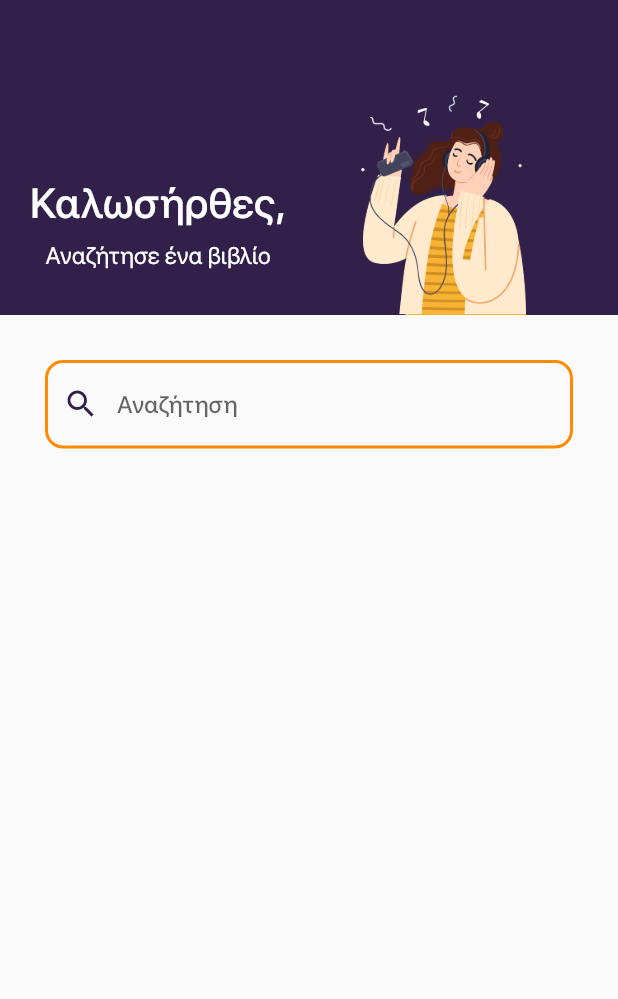
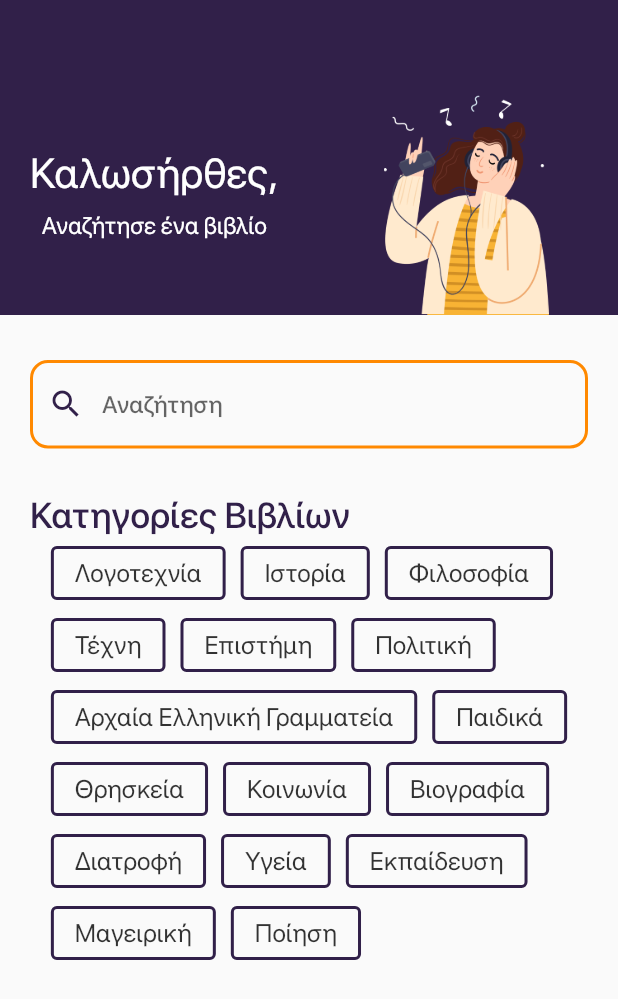
Before and after one commit to Stellapist/audioblink, a Flutter app: the screen it shows after launch, on a phone screen of 412 x 824 dp. Shown: the top 999 px of the screen. Run offline on Flutter 3.47's test engine with Material 2 defaults, Android fonts, the phone set to English and light mode, and no system bars.

Commit message:
added categories

```diff
--- a/lib/main.dart
+++ b/lib/main.dart
@@ -7,6 +7,50 @@ import 'package:flutter/widgets.dart';
 
 void main() {
   runApp(MyApp());
+}
+
+List<OutlinedButton> getCategories() {
+  List<String> categories = [
+    'Λογοτεχνία',
+    'Ιστορία',
+    'Φιλοσοφία',
+    'Τέχνη',
+    'Επιστήμη',
+    'Πολιτική',
+    'Αρχαία Ελληνική Γραμματεία',
+    'Παιδικά',
+    'Θρησκεία',
+    'Κοινωνία',
+    'Βιογραφία',
+    'Διατροφή',
+    'Υγεία',
+    'Εκπαίδευση',
+    'Μαγειρική',
+    'Ποίηση'
+  ];
+
+  final categoryButtons = <OutlinedButton>[];
+  for (var i = 0; i < categories.length; i++) {
+    categoryButtons.add(OutlinedButton(
+      onPressed: () {
+        debugPrint(categories[i]);
+      },
+      style: OutlinedButton.styleFrom(
+        side: const BorderSide(
+          width: 2.0,
+          color: Color.fromRGBO(49, 32, 73, 1.0),
+          style: BorderStyle.solid,
+        ),
+      ),
+      child: Text(categories[i],
+          style: const TextStyle(
+            color: Color.fromRGBO(0, 0, 0, 0.8),
+            fontWeight: FontWeight.w400,
+            fontSize: 17,
+          )),
+    ));
+  }
+  return categoryButtons;
 }
 
 class MyApp extends StatelessWidget {
@@ -24,7 +68,7 @@ class MyApp extends StatelessWidget {
                 child: Row(
                   children: [
                     Container(
-                      margin: const EdgeInsets.only(left: 20),
+                      padding: const EdgeInsets.all(20),
                       child: Column(
                         verticalDirection: VerticalDirection.up,
                         children: [
@@ -46,7 +90,7 @@ class MyApp extends StatelessWidget {
                               style: TextStyle(
                                 color: Colors.white,
                                 fontSize: 28,
-                                  fontWeight: FontWeight.w600),
+                              ),
                             ),
                           ),
                         ],
@@ -69,25 +113,66 @@ class MyApp extends StatelessWidget {
               ),
             ),
             Container(
-              padding: const EdgeInsets.all(30),
+              padding: const EdgeInsets.all(20),
+              margin: const EdgeInsets.only(top: 10),
               child: const TextField(
-                style: TextStyle(fontWeight: FontWeight.w600, color: Color.fromRGBO(49, 32, 73, 1.0),),
+                style: TextStyle(
+                  fontWeight: FontWeight.w600,
+                  color: Color.fromRGBO(49, 32, 73, 1.0),
+                ),
                 decoration: InputDecoration(
-                prefixIcon:  Icon(Icons.search, color: Color.fromRGBO(49, 32, 73, 1.0),),
+                  prefixIcon: Icon(
+                    Icons.search,
+                    color: Color.fromRGBO(49, 32, 73, 1.0),
+                  ),
                   hintText: "Αναζήτηση",
                   enabledBorder: OutlineInputBorder(
-                  borderSide: BorderSide(color: Color.fromRGBO(255, 137, 0, 1.0), width: 2.0, style: BorderStyle.solid),
+                    borderSide: BorderSide(
+                        color: Color.fromRGBO(255, 137, 0, 1.0),
+                        width: 2.0,
+                        style: BorderStyle.solid),
                     borderRadius: BorderRadius.all(Radius.circular(12.0)),
                   ),
                   focusedBorder: OutlineInputBorder(
-                    borderSide: BorderSide(color: Color.fromRGBO(49, 32, 73, 1.0), width: 2.0, style: BorderStyle.solid,),
+                    borderSide: BorderSide(
+                      color: Color.fromRGBO(49, 32, 73, 1.0),
+                      width: 2.0,
+                      style: BorderStyle.solid,
+                    ),
                     borderRadius: BorderRadius.all(Radius.circular(12.0)),
                   ),
                   border: OutlineInputBorder(
-                    borderSide: BorderSide(width: 2.0, style: BorderStyle.solid,),
+                    borderSide: BorderSide(
+                      width: 2.0,
+                      style: BorderStyle.solid,
+                    ),
                     borderRadius: BorderRadius.all(Radius.circular(12.0)),
                   ),
                 ),
+              ),
+            ),
+            Container(
+              padding: const EdgeInsets.symmetric(horizontal: 20, vertical: 10),
+              child: Column(
+                children: [
+                  Row(
+                    mainAxisAlignment: MainAxisAlignment.start,
+                    children: const [
+                      Text(
+                        'Κατηγορίες Βιβλίων',
+                        style: TextStyle(
+                            color: Color.fromRGBO(49, 32, 73, 1.0),
+                            fontSize: 24,
+                            fontWeight: FontWeight.w600),
+                        textAlign: TextAlign.left,
+                      ),
+                    ],
+                  ),
+                  Wrap(
+                    children: getCategories(),
+                    spacing: 10,
+                  ),
+                ],
               ),
             ),
           ],
--- a/pubspec.yaml
+++ b/pubspec.yaml
@@ -61,5 +61,7 @@ flutter:
         - asset: assets/fonts/sf_pro_display_medium.OTF
           weight: 600
         - asset: assets/fonts/sf_pro_display_regular.OTF
+          weight: 400
+        - asset: assets/fonts/sf_pro_text_thin.otf
           weight: 200
   #
```
Also changed, not shown: 1 other file. Lines whose indentation alone changed are shown as unchanged.
